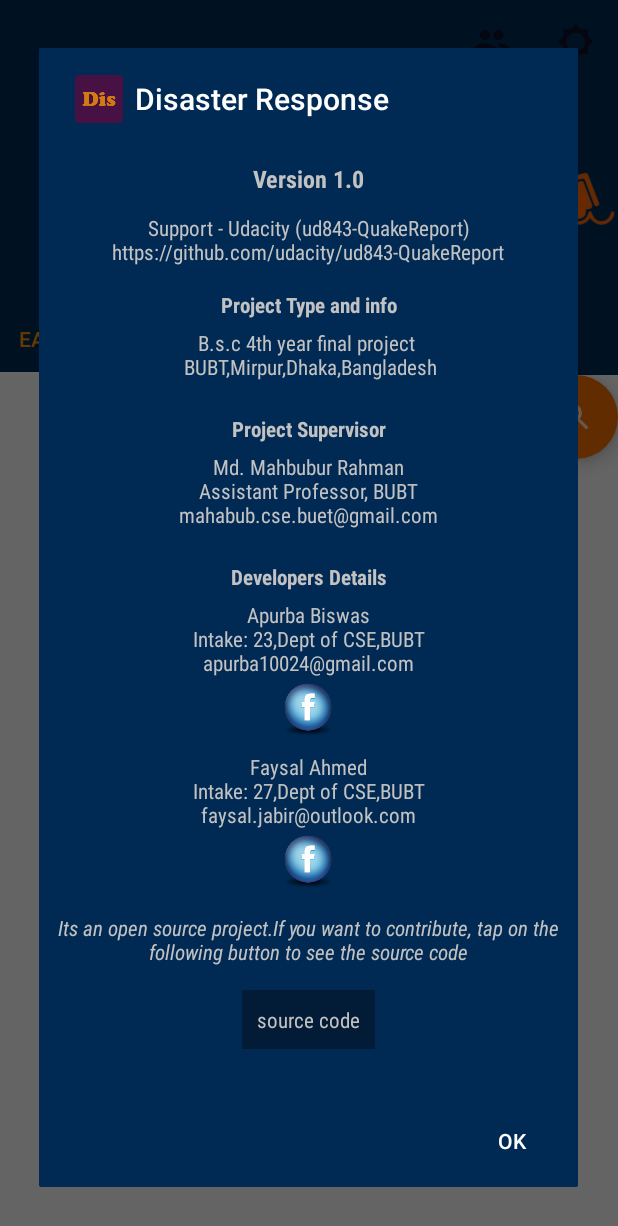
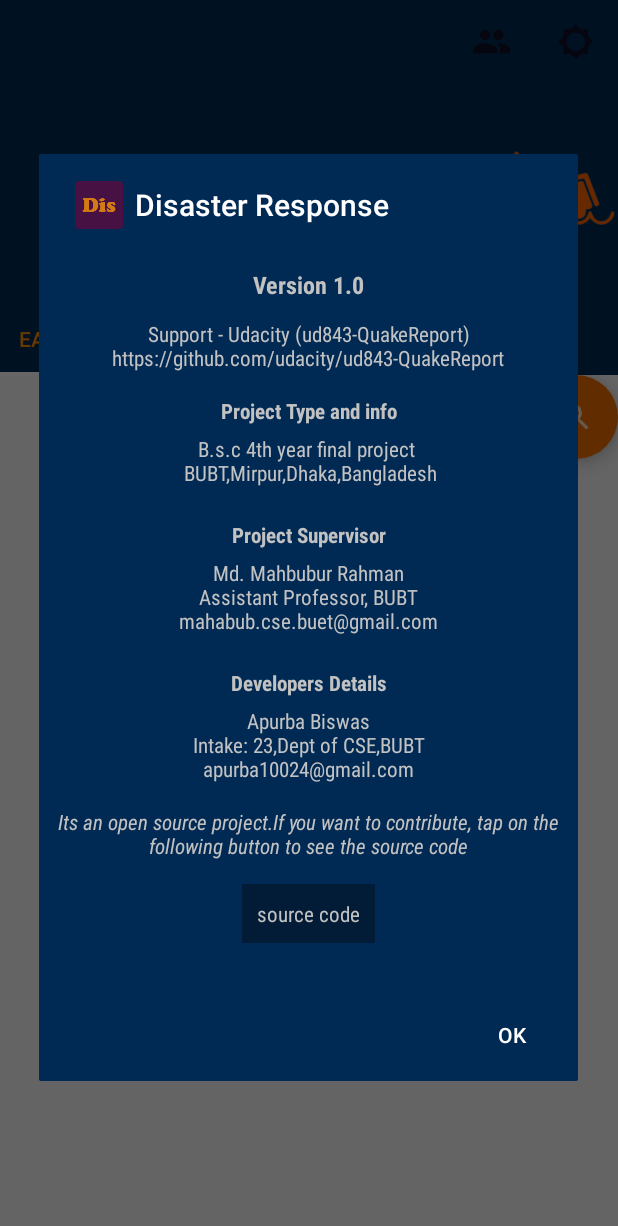
Before and after one commit to Apurba000Biswas/Disaster-Response, an Android app: the screen it shows after launch (MainActivity), after a tap on "About", on a phone screen of 412 x 824 dp. Shown: the top 1226 px of the screen. Run offline under Robolectric (Android 15) with nearby library versions, the phone set to English and light mode, and no system bars; 1 statement that could not run was skipped.

Commit message:
15.2 Updated About us Info

```diff
--- a/app/src/main/java/com/example/apurba/disaster/disasterreport/Activities/MainActivity.java
+++ b/app/src/main/java/com/example/apurba/disaster/disasterreport/Activities/MainActivity.java
@@ -154,13 +154,6 @@ public class MainActivity extends AppCompatActivity {
         TextView support = aboutView.findViewById(R.id.support);
         setWebsiteToView(support, getString(R.string.uda_quake_report));
 
-                /*
-                TextView currentDeveloperName =
-                        aboutView.findViewById(R.id.current_deveoper_name);
-                setEmailToSend(currentDeveloperName,
-                        getString(R.string.currentDeveloperEmail));
-                        */
-
         TextView projectTypeInfo = aboutView.findViewById(R.id.project_info);
         setWebsiteToView(projectTypeInfo, getString(R.string.bubtWebsiteHomePage));
 
@@ -169,13 +162,7 @@ public class MainActivity extends AppCompatActivity {
 
         TextView firstDevInfo = aboutView.findViewById(R.id.first_developer);
         setEmailToSend(firstDevInfo, getString(R.string.firstDeveloperEmail));
-        ImageView firstDevFacebook = aboutView.findViewById(R.id.first_developer_facebook);
-        setWebsiteToView(firstDevFacebook, getString(R.string.firstDeveloperFacebook));
 
-        TextView secondDevInfo = aboutView.findViewById(R.id.second_developer);
-        setEmailToSend(secondDevInfo, getString(R.string.secondDeveloperEmail));
-        ImageView secondDevFacebook = aboutView.findViewById(R.id.second_developer_facbook);
-        setWebsiteToView(secondDevFacebook, getString(R.string.secondDeveloperFacebook));
 
         TextView sourceCodeLink = aboutView.findViewById(R.id.source_code);
         setWebsiteToView(sourceCodeLink, getString(R.string.sourceCodeLink));
--- a/app/src/main/res/layout/about_us.xml
+++ b/app/src/main/res/layout/about_us.xml
@@ -99,29 +99,7 @@
             android:text="@string/firstDeveloperDetails"
             android:layout_width="match_parent"
             android:layout_height="wrap_content" />
-        <ImageView
-            android:id="@+id/first_developer_facebook"
-            android:src="@drawable/facebook_logo"
-            android:layout_width="40dp"
-            android:layout_gravity="center_horizontal"
-            android:layout_height="40dp" />
 
-        <TextView
-
-            android:id="@+id/second_developer"
-            android:layout_marginTop="10dp"
-            android:text="@string/secondDeveloperDetails"
-            style="@style/aboutTextStyle"
-            android:layout_marginBottom="0dp"
-            android:layout_width="match_parent"
-            android:layout_height="wrap_content" />
-
-        <ImageView
-            android:id="@+id/second_developer_facbook"
-            android:src="@drawable/facebook_logo"
-            android:layout_width="40dp"
-            android:layout_gravity="center_horizontal"
-            android:layout_height="40dp" />
 
         <TextView
             android:textStyle="italic"
```
